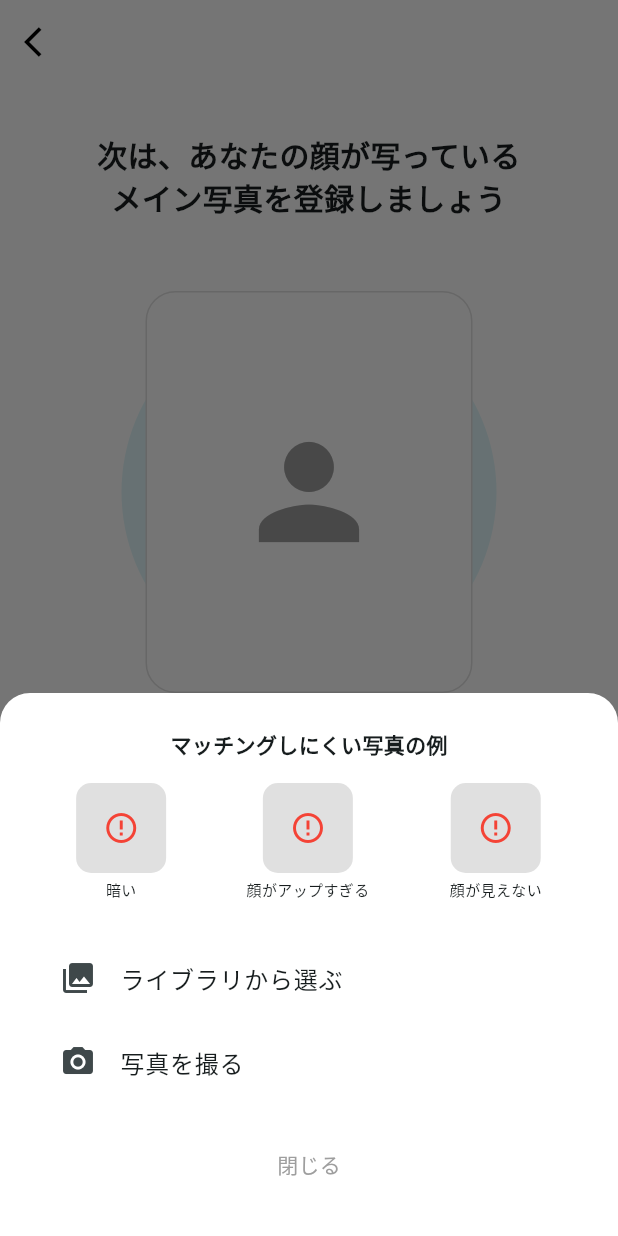
After one commit to Mkazuki0511/Third, a Flutter app: the Page_onboarding_step3 screen opened directly, after a tap on "メイン写真を登録する", on a phone screen of 412 x 824 dp. The commit adds this screen. Run offline on Flutter 3.47's test engine with Material 3 defaults, Android fonts, the phone set to English and light mode, and no system bars; our stand-ins replace cloud_firestore, firebase_auth, firebase_core; accounts and stored records are empty.

Commit message:
feat: オンボーディングStep3（メイン写真）のUIを作成

```diff
--- a/lib/start/pages/page_onboarding_step2.dart
+++ b/lib/start/pages/page_onboarding_step2.dart
@@ -1,5 +1,5 @@
 import 'package:flutter/material.dart';
-// import 'page_onboarding_step3.dart'; // ← 次のステップで作成するメイン写真ページ
+import 'page_onboarding_step3.dart'; // メイン写真ページ
 
 class Page_onboarding_step2 extends StatefulWidget {
   // Step1から渡されたデータを保持するための変数
@@ -41,9 +41,9 @@ class _Page_onboarding_step2State extends State<Page_onboarding_step2> {
       // Firebase Auth に「ユーザー登録」のロジックを（将来）呼び出します。
 
       // そして、次の「メイン写真」ページに遷移します
-      // Navigator.push(context, MaterialPageRoute(
-      //   builder: (context) => Page_onboarding_step3(),
-      // ));
+      Navigator.push(context, MaterialPageRoute(
+        builder: (context) => Page_onboarding_step3(),
+      ));
       print("次のステップ（メイン写真）へ");
       print("Email: ${widget.email}"); // Step1から渡されたEmail
       print("Nickname: ${widget.nickname}"); // Step1から渡されたNickname
--- /dev/null
+++ b/lib/start/pages/page_onboarding_step3.dart
@@ -0,0 +1,202 @@
+import 'package:flutter/material.dart';
+// import 'package:image_picker/image_picker.dart'; // ← ロジック実装（フェーズ5）で使います
+// import 'page_onboarding_step4.dart'; // ← 次のステップで作成する詳細プロフページ
+
+class Page_onboarding_step3 extends StatefulWidget {
+  const Page_onboarding_step3({super.key});
+
+  @override
+  State<Page_onboarding_step3> createState() => _Page_onboarding_step3State();
+}
+
+class _Page_onboarding_step3State extends State<Page_onboarding_step3> {
+
+  // bool _hasImage = false; // 将来、画像が選択されたかを管理する
+
+  // 「メイン写真を登録する」ボタンが押されたときの処理
+  void _showImagePickerModal(BuildContext context) {
+    // `with-..-42.webp` のデザインで、下からモーダルを表示
+    showModalBottomSheet(
+      context: context,
+      backgroundColor: Colors.white,
+      shape: const RoundedRectangleBorder(
+        borderRadius: BorderRadius.vertical(top: Radius.circular(20)),
+      ),
+      builder: (modalContext) {
+        return SafeArea(
+          child: Padding(
+            padding: const EdgeInsets.all(24.0),
+            child: Column(
+              mainAxisSize: MainAxisSize.min, // 高さを最小に
+              children: [
+                _buildModalBadges(), // 「マッチングしにくい写真の例」
+                const SizedBox(height: 24),
+                ListTile(
+                  leading: const Icon(Icons.photo_library),
+                  title: const Text('ライブラリから選ぶ'),
+                  onTap: () {
+                    // 【フェーズ5】
+                    // ここに image_picker でライブラリを起動するロジックを書く
+                    print("ライブラリから選択");
+                    Navigator.of(modalContext).pop();
+                  },
+                ),
+                ListTile(
+                  leading: const Icon(Icons.camera_alt),
+                  title: const Text('写真を撮る'),
+                  onTap: () {
+                    // 【フェーズ5】
+                    // ここに image_picker でカメラを起動するロジックを書く
+                    print("写真を撮る");
+                    Navigator.of(modalContext).pop();
+                  },
+                ),
+                const SizedBox(height: 16),
+                TextButton(
+                  onPressed: () => Navigator.of(modalContext).pop(),
+                  child: const Text('閉じる', style: TextStyle(color: Colors.grey)),
+                ),
+              ],
+            ),
+          ),
+        );
+      },
+    );
+  }
+
+  // `with-..-42.webp` の「マッチングしにくい写真の例」のバッジ
+  Widget _buildModalBadges() {
+    return Column(
+      children: [
+        const Text('マッチングしにくい写真の例', style: TextStyle(fontWeight: FontWeight.bold)),
+        const SizedBox(height: 16),
+        Row(
+          mainAxisAlignment: MainAxisAlignment.spaceAround,
+          children: [
+            _buildBadge("暗い"),
+            _buildBadge("顔がアップすぎる"),
+            _buildBadge("顔が見えない"),
+          ],
+        ),
+      ],
+    );
+  }
+
+  Widget _buildBadge(String text) {
+    return Column(
+      children: [
+        Container(
+          width: 60,
+          height: 60,
+          decoration: BoxDecoration(
+            color: Colors.grey[300],
+            borderRadius: BorderRadius.circular(10),
+          ),
+          child: const Icon(Icons.error_outline, color: Colors.red), // ダミー
+        ),
+        const SizedBox(height: 4),
+        Text(text, style: const TextStyle(fontSize: 10)),
+      ],
+    );
+  }
+
+
+  @override
+  Widget build(BuildContext context) {
+    return Scaffold(
+      backgroundColor: Colors.white,
+      appBar: AppBar(
+        backgroundColor: Colors.white,
+        elevation: 0,
+        leading: IconButton(
+          icon: const Icon(Icons.arrow_back_ios, color: Colors.black),
+          onPressed: () => Navigator.of(context).pop(),
+        ),
+      ),
+      body: SingleChildScrollView(
+        padding: const EdgeInsets.symmetric(horizontal: 24.0, vertical: 32.0),
+        child: Column(
+          crossAxisAlignment: CrossAxisAlignment.stretch,
+          children: [
+            // --- 1. ヘッダー ---
+            const Text(
+              '次は、あなたの顔が写っている\nメイン写真を登録しましょう',
+              textAlign: TextAlign.center,
+              style: TextStyle(fontSize: 20, fontWeight: FontWeight.bold),
+            ),
+            const SizedBox(height: 32),
+
+            // --- 2. メイン写真のプレビュー (with-..-41.webp) ---
+            Center(
+              child: Container(
+                width: 250,
+                height: 300,
+                padding: const EdgeInsets.all(16.0),
+                decoration: BoxDecoration(
+                  color: Colors.cyan[50], // 薄いピンクの背景
+                  shape: BoxShape.circle, // 円形
+                ),
+                child: Container(
+                  decoration: BoxDecoration(
+                    color: Colors.white,
+                    borderRadius: BorderRadius.circular(20),
+                    border: Border.all(color: Colors.grey.shade300),
+                  ),
+                  child: const Center(
+                    // TODO: 将来はここに選択した画像を表示する
+                    child: Icon(Icons.person, size: 100, color: Colors.grey),
+                  ),
+                ),
+              ),
+            ),
+            const SizedBox(height: 24),
+
+            // --- 3. 登録ボタン ---
+            ElevatedButton(
+              style: ElevatedButton.styleFrom(
+                backgroundColor: Colors.cyan,
+                foregroundColor: Colors.white,
+                padding: const EdgeInsets.symmetric(vertical: 16),
+                shape: RoundedRectangleBorder(
+                  borderRadius: BorderRadius.circular(30.0),
+                ),
+              ),
+              onPressed: () {
+                // ボタンが押されたら、`with-..-42.webp` のモーダルを表示
+                _showImagePickerModal(context);
+              },
+              child: const Text(
+                'メイン写真を登録する',
+                style: TextStyle(fontSize: 16, fontWeight: FontWeight.bold),
+              ),
+            ),
+            const SizedBox(height: 16),
+            const Text(
+              '※写真はあとから変更可能です',
+              textAlign: TextAlign.center,
+              style: TextStyle(fontSize: 12, color: Colors.grey),
+            ),
+
+            // --- 4. 「悪い例」のプレビュー (with-..-41.webp) ---
+            const SizedBox(height: 32),
+            const Divider(),
+            const SizedBox(height: 16),
+            const Text(
+              '異性が好まない写真の例',
+              style: TextStyle(fontSize: 14, fontWeight: FontWeight.bold),
+            ),
+            const SizedBox(height: 16),
+            Row(
+              mainAxisAlignment: MainAxisAlignment.spaceEvenly,
+              children: [
+                _buildBadge("顔が隠れている"),
+                _buildBadge("加工アプリ"),
+                _buildBadge("本人が写っていない"),
+              ],
+            ),
+          ],
+        ),
+      ),
+    );
+  }
+}
--- a/pubspec.yaml
+++ b/pubspec.yaml
@@ -30,8 +30,6 @@ environment:
 dependencies:
   flutter:
     sdk: flutter
-
-
   # The following adds the Cupertino Icons font to your application.
   # Use with the CupertinoIcons class for iOS style icons.
   cupertino_icons: ^1.0.8
@@ -39,6 +37,7 @@ dependencies:
   provider: ^6.1.2
   cloud_firestore: ^5.6.0
   firebase_core: ^3.9.0
+  image_picker: ^1.1.2
 
 dev_dependencies:
   flutter_test:
```
Also changed, not shown: pubspec.lock, 5 other files.
